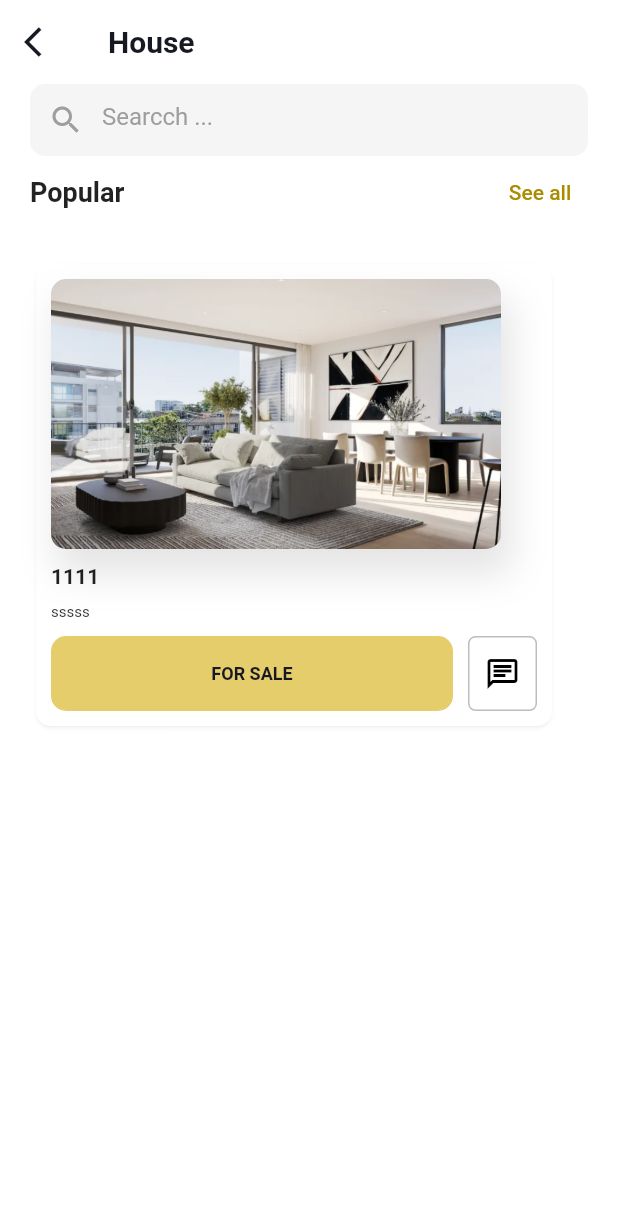
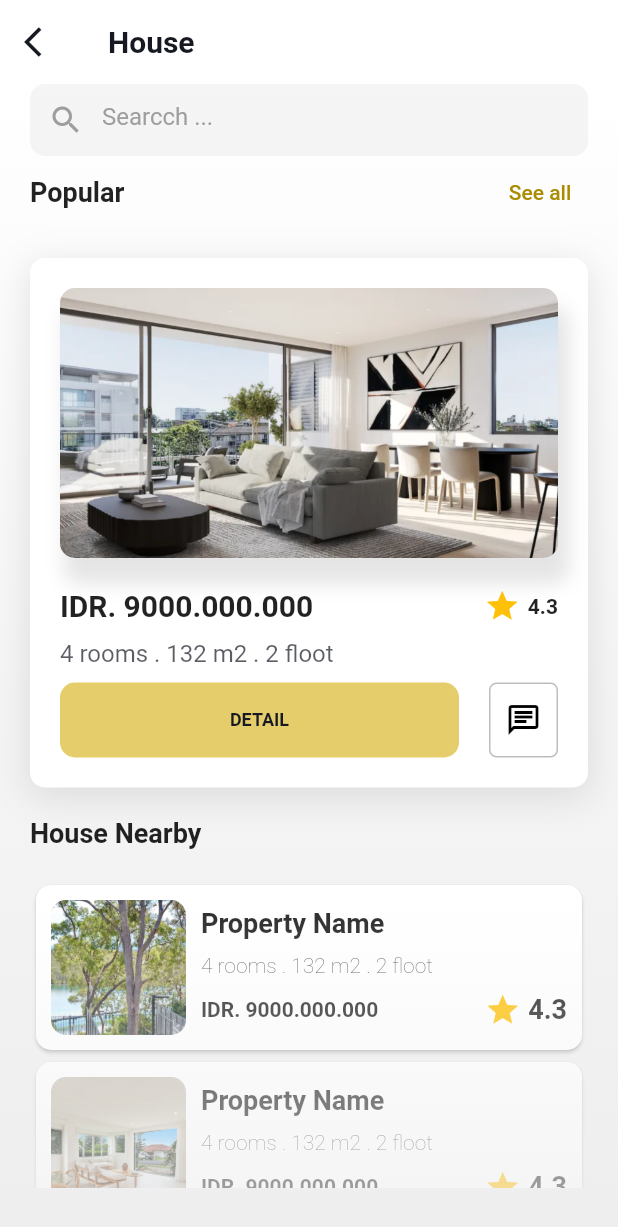
Before and after one commit to mustafamagdy/real-estate-app1, a Flutter app: the screen it shows after launch, after a tap on "Resort", on a phone screen of 412 x 824 dp. Shown: the top 1227 px of the screen. Run offline on Flutter 3.47's test engine with Material 2 defaults, Android fonts, the phone set to English and light mode, and no system bars; our stand-ins replace flutter_svg.

Commit message:
category detail screen

```diff
--- a/lib/componenets/app_button.dart
+++ b/lib/componenets/app_button.dart
@@ -37,7 +37,7 @@ class AppButton extends StatelessWidget {
         : Icon(icon!, color: color);
 
     return InkWell(
-      splashColor: color,
+      splashColor: shallow ? Colors.white : borderColor ?? color,
       onTap: onPress,
       child: Container(
         height: height,
--- a/lib/models/estate.dart
+++ b/lib/models/estate.dart
@@ -1,45 +1,66 @@
 class Estate {
   final int id;
+  final String name;
   final String image;
   final String price;
   final String description;
+  final double rating;
   Estate({
     required this.id,
+    required this.name,
     required this.image,
     required this.price,
     required this.description,
+    required this.rating,
   });
 }
+
+final categories = {
+  'Resort': 'assets/images/img1.png',
+  'Cotage': 'assets/images/img2.png',
+  'Office': 'assets/images/img3.png',
+  'Urban': 'assets/images/img4.png',
+};
 
 final properties = [
   Estate(
     id: 1,
+    name: 'Property Name',
     image: 'assets/images/img1.png',
     price: 'IDR. 9000.000.000',
     description: '4 rooms . 132 m2 . 2 floot',
+    rating: 4.3,
   ),
   Estate(
     id: 2,
+    name: 'Property Name',
     image: 'assets/images/img2.png',
     price: 'IDR. 9000.000.000',
     description: '4 rooms . 132 m2 . 2 floot',
+    rating: 4.3,
   ),
   Estate(
     id: 3,
+    name: 'Property Name',
     image: 'assets/images/img3.png',
     price: 'IDR. 9000.000.000',
     description: '4 rooms . 132 m2 . 2 floot',
+    rating: 4.3,
   ),
   Estate(
     id: 4,
+    name: 'Property Name',
     image: 'assets/images/img4.png',
     price: 'IDR. 9000.000.000',
     description: '4 rooms . 132 m2 . 2 floot',
+    rating: 4.3,
   ),
   Estate(
     id: 5,
+    name: 'Property Name',
     image: 'assets/images/img5.png',
     price: 'IDR. 9000.000.000',
     description: '4 rooms . 132 m2 . 2 floot',
+    rating: 4.3,
   ),
 ];
--- a/lib/screens/category_screen.dart
+++ b/lib/screens/category_screen.dart
@@ -1,22 +1,159 @@
 import 'package:flutter/material.dart';
+
 import 'package:realstate_app1/componenets/app_button.dart';
 import 'package:realstate_app1/componenets/search_field.dart';
 import 'package:realstate_app1/constants.dart';
 
+import '../models/estate.dart';
+
 class CategoryScreen extends StatelessWidget {
-  const CategoryScreen({Key? key}) : super(key: key);
+  final Estate property;
+  const CategoryScreen({
+    Key? key,
+    required this.property,
+  }) : super(key: key);
 
   @override
   Widget build(BuildContext context) {
+    var size = MediaQuery.of(context).size;
     return Scaffold(
-      backgroundColor: Colors.white,
+      backgroundColor: Colors.transparent,
       appBar: _buildAppBar(context),
-      body: Padding(
+      body: Container(
+        decoration: BoxDecoration(
+          gradient: LinearGradient(
+            stops: const [0.0, 0.53, 1],
+            colors: [
+              Colors.white,
+              Colors.grey[100]!,
+              Colors.grey[200]!,
+            ],
+            begin: Alignment.topCenter,
+            end: Alignment.bottomCenter,
+          ),
+        ),
         padding: const EdgeInsets.symmetric(horizontal: kDefaultPadding),
         child: Column(
+          crossAxisAlignment: CrossAxisAlignment.start,
           children: [
             const SearchField(),
+            _populaRow(),
+            const SizedBox(height: kDefaultPadding),
+            _featuredItem(),
+            const SizedBox(height: kDefaultPadding),
+            const Text(
+              'House Nearby',
+              style: TextStyle(
+                fontWeight: FontWeight.bold,
+                fontSize: 18,
+              ),
+            ),
+            const SizedBox(height: kDefaultPadding),
+            SizedBox(
+              height: size.height * 0.25,
+              child: ShaderMask(
+                blendMode: BlendMode.dstOut,
+                shaderCallback: (Rect bounds) {
+                  return LinearGradient(
+                    begin: Alignment.topCenter,
+                    end: Alignment.bottomCenter,
+                    colors: <Color>[
+                      Colors.transparent,
+                      Colors.black.withOpacity(0.6)
+                    ],
+                  ).createShader(bounds);
+                },
+                child: ListView.builder(
+                  itemCount: properties.length,
+                  itemBuilder: (ctx, idx) {
+                    var item = properties[idx];
+                    return Card(
+                      elevation: 1,
+                      shape: RoundedRectangleBorder(
+                        borderRadius: BorderRadius.circular(10),
+                      ),
+                      // color: Colors.amber,
+                      child: Container(
+                          margin: const EdgeInsets.all(5),
+                          padding: const EdgeInsets.all(5),
+                          child: _nearbyItem(item)),
+                    );
+                  },
+                ),
+              ),
+            )
+          ],
+        ),
+      ),
+    );
+  }
+
+  Widget _nearbyItem(Estate item) {
+    const itemHeight = 90.0;
+    return Row(
+      children: [
+        ClipRRect(
+          borderRadius: const BorderRadius.all(
+            Radius.circular(10),
+          ),
+          child: Image.asset(
+            item.image,
+            width: itemHeight,
+            height: itemHeight,
+            fit: BoxFit.cover,
+          ),
+        ),
+        const SizedBox(width: 10),
+        Expanded(
+          child: Container(
+            height: itemHeight,
+            padding: const EdgeInsets.symmetric(vertical: 5),
+            child: Column(
+              mainAxisAlignment: MainAxisAlignment.spaceBetween,
+              crossAxisAlignment: CrossAxisAlignment.start,
+              children: [
+                Text(
+                  item.name,
+                  style: const TextStyle(
+                    fontWeight: FontWeight.bold,
+                    fontSize: 18,
+                  ),
+                ),
+                Text(
+                  item.description,
+                  style: const TextStyle(fontWeight: FontWeight.w200),
+                ),
                 Row(
+                  children: [
+                    Text(
+                      item.price,
+                      style: const TextStyle(
+                        fontWeight: FontWeight.bold,
+                        fontSize: 14,
+                      ),
+                    ),
+                    const Spacer(),
+                    const Icon(Icons.star, color: Colors.amber),
+                    const SizedBox(width: 5),
+                    Text(
+                      property.rating.toStringAsFixed(1),
+                      style: const TextStyle(
+                        fontWeight: FontWeight.bold,
+                        fontSize: 18,
+                      ),
+                    ),
+                  ],
+                ),
+              ],
+            ),
+          ),
+        ),
+      ],
+    );
+  }
+
+  Widget _populaRow() {
+    return Row(
       children: [
         const Text(
           'Popular',
@@ -34,30 +171,31 @@ class CategoryScreen extends StatelessWidget {
           ),
         )
       ],
+    );
+  }
+
+  Widget _featuredItem() {
+    return Container(
+      padding: const EdgeInsets.all(kDefaultPadding),
+      decoration: BoxDecoration(
+        color: Colors.white,
+        borderRadius: const BorderRadius.all(Radius.circular(10)),
+        boxShadow: [
+          BoxShadow(
+            color: Colors.black.withOpacity(0.1),
+            offset: const Offset(0, 5),
+            spreadRadius: 1,
+            blurRadius: 20,
+          )
+        ],
       ),
-            const SizedBox(height: kDefaultPadding),
-            Container(
-              margin: const EdgeInsets.only(right: kDefaultPadding),
-              child: Card(
-                shape: const RoundedRectangleBorder(
-                  borderRadius: BorderRadius.all(
-                    Radius.circular(10),
-                  ),
-                ),
-                elevation: 1,
-                shadowColor: Colors.white38,
-                child: Container(
-                  margin: const EdgeInsets.all(10),
       child: Column(
         crossAxisAlignment: CrossAxisAlignment.start,
         children: [
           Container(
-                        width: 300,
             height: 180,
-                        padding: const EdgeInsets.all(5),
             decoration: BoxDecoration(
-                          borderRadius:
-                              const BorderRadius.all(Radius.circular(10)),
+              borderRadius: const BorderRadius.all(Radius.circular(10)),
               image: const DecorationImage(
                 image: AssetImage('assets/images/img3.png'),
                 fit: BoxFit.cover,
@@ -67,23 +205,36 @@ class CategoryScreen extends StatelessWidget {
                   color: Colors.black.withOpacity(0.1),
                   offset: const Offset(5, 15),
                   spreadRadius: 2,
-                              blurRadius: 20,
+                  blurRadius: 10,
                 )
               ],
             ),
           ),
-                      const SizedBox(height: 10),
+          const SizedBox(height: kDefaultPadding),
+          Row(
+            children: [
               Text(
-                        '1111',
+                property.price,
                 style: const TextStyle(
                   fontWeight: FontWeight.bold,
+                  fontSize: 20,
                 ),
+              ),
+              const Spacer(),
+              const Icon(Icons.star, color: Colors.amber),
+              const SizedBox(width: 5),
+              Text(
+                property.rating.toStringAsFixed(1),
+                style: const TextStyle(fontWeight: FontWeight.bold),
+              ),
+            ],
           ),
           const SizedBox(height: 10),
           Text(
-                        'sssss',
-                        style: const TextStyle(
-                          fontSize: 10,
+            property.description,
+            style: TextStyle(
+              fontSize: 16,
+              color: kTextColor.withOpacity(0.7),
             ),
           ),
           const SizedBox(height: 10),
@@ -95,10 +246,10 @@ class CategoryScreen extends StatelessWidget {
                   height: 50,
                   color: kButtonColor,
                   onPress: () {},
-                              text: 'FOR SALE',
+                  text: 'DETAIL',
                 ),
               ),
-                          const SizedBox(width: 10),
+              const SizedBox(width: kDefaultPadding),
               AppButton(
                 height: 50,
                 color: Colors.black,
@@ -110,12 +261,6 @@ class CategoryScreen extends StatelessWidget {
             ],
           ),
         ],
-                  ),
-                ),
-              ),
-            ),
-          ],
-        ),
       ),
     );
   }
--- a/lib/screens/home_screen.dart
+++ b/lib/screens/home_screen.dart
@@ -144,13 +144,6 @@ class HomeScreen extends StatelessWidget {
   }
 
   SizedBox _buildCategoriesGrid(BuildContext context) {
-    var categories = {
-      'Resort': 'assets/images/img1.png',
-      'Cotage': 'assets/images/img2.png',
-      'Office': 'assets/images/img3.png',
-      'Urban': 'assets/images/img4.png',
-    };
-
     return SizedBox(
       height: 150,
       child: GridView(
@@ -167,7 +160,7 @@ class HomeScreen extends StatelessWidget {
                 onTap: () {
                   Navigator.of(context).push(
                     MaterialPageRoute(
-                      builder: (ctx) => const CategoryScreen(),
+                      builder: (ctx) => CategoryScreen(property: properties[0]),
                     ),
                   );
                 },
```
Also changed, not shown: idea.png (renamed from image_processing20211106-15474-1h8wlh1.png). Lines whose indentation alone changed are shown as unchanged.
